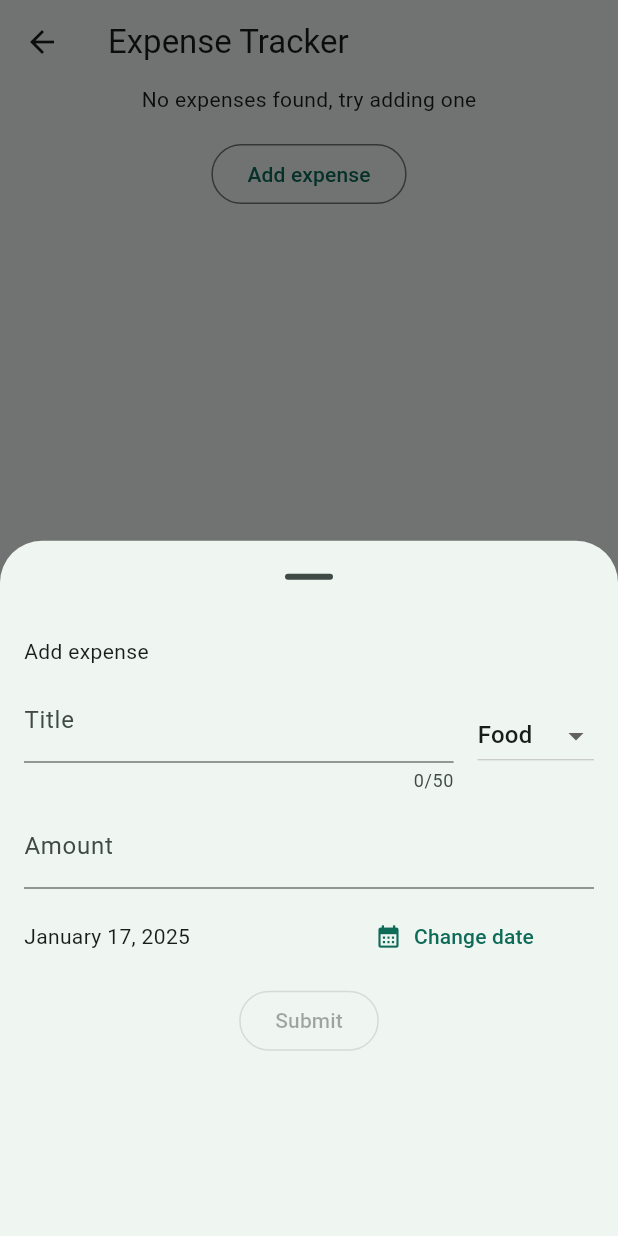
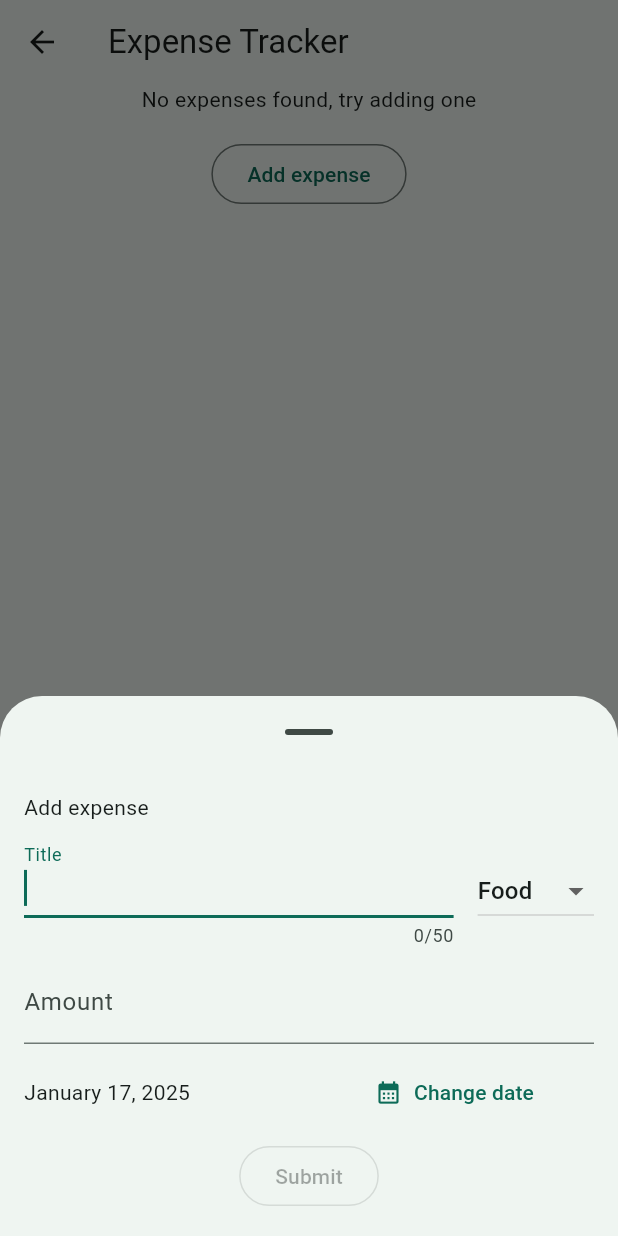
Before and after one commit to PedroKcz/flutter-playground, a Flutter app: the ExpenseTrackerView screen opened directly, after a tap on "Add expense", on a phone screen of 412 x 824 dp. Run offline on Flutter 3.47's test engine with Material 3 defaults, Android fonts, the phone set to English and light mode, and no system bars; our stand-ins replace bloc, equatable, fl_chart, flutter_bloc, get_it, injectable and 2 more; accounts and stored records are empty.

Commit message:
Fix modal hiding content

```diff
--- a/lib/expense_tracker/presentation/create/create_expense_modal.dart
+++ b/lib/expense_tracker/presentation/create/create_expense_modal.dart
@@ -18,7 +18,18 @@ class CreateExpenseModal extends StatelessWidget {
       context: context,
       useRootNavigator: true,
       showDragHandle: true,
-      builder: (_) => CreateExpenseModal(),
+      isScrollControlled: true,
+      builder: (ctx) => PopScope(
+        child: Padding(
+          padding: EdgeInsets.only(
+            bottom: MediaQuery.of(ctx).viewInsets.bottom + 16,
+            left: 16,
+            right: 16,
+            top: 16,
+          ),
+          child: CreateExpenseModal(),
+        ),
+      ),
     );
   }
 
@@ -33,9 +44,9 @@ class CreateExpenseModal extends StatelessWidget {
               Navigator.pop(context);
             });
           }
-          return Padding(
-            padding: const EdgeInsets.all(16),
+          return SingleChildScrollView(
             child: Column(
+              mainAxisSize: MainAxisSize.min,
               crossAxisAlignment: CrossAxisAlignment.start,
               spacing: 8,
               children: [
@@ -45,6 +56,7 @@ class CreateExpenseModal extends StatelessWidget {
                   children: [
                     Expanded(
                       child: TextField(
+                        autofocus: true,
                         maxLength: 50,
                         decoration: const InputDecoration(
                           labelText: 'Title',
@@ -52,7 +64,6 @@ class CreateExpenseModal extends StatelessWidget {
                         onChanged: (value) => context
                             .read<CreateExpenseBloc>()
                             .add(TitleUpdated(title: value)),
-                        textInputAction: TextInputAction.next,
                       ),
                     ),
                     DropdownButton(
--- a/pubspec.yaml
+++ b/pubspec.yaml
@@ -25,6 +25,7 @@ dependencies:
   uuid: ^4.5.1
   intl: ^0.20.1
   fl_chart: ^0.70.1
+  collection: ^1.19.0
 
 dev_dependencies:
   flutter_test:
```
